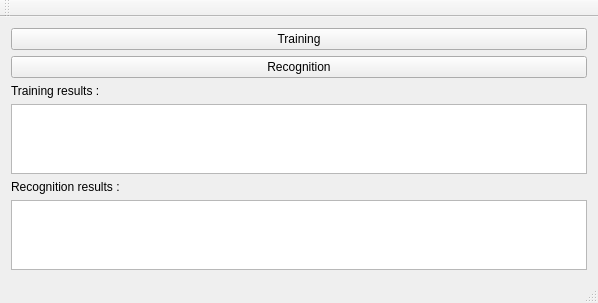
Old version of the form mainwindow.ui in the repository JuPrgn/NNumberRec.
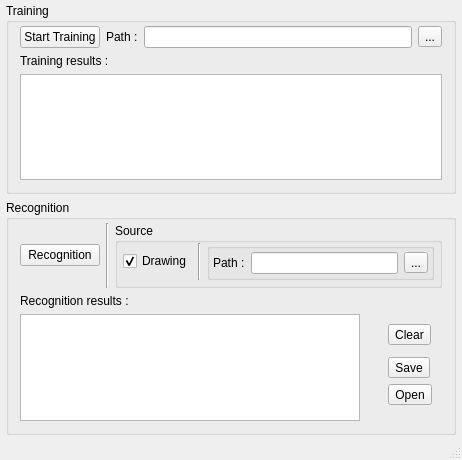
New version of the form.

Commit message: Mix TINN example and scribble to work on manually digit numbers

```diff
--- a/mainwindow.ui
+++ b/mainwindow.ui
@@ -6,8 +6,8 @@
    <rect>
     <x>0</x>
     <y>0</y>
-    <width>598</width>
-    <height>278</height>
+    <width>462</width>
+    <height>460</height>
    </rect>
   </property>
   <property name="windowTitle">
@@ -15,38 +15,273 @@
   </property>
   <widget class="QWidget" name="centralWidget">
    <layout class="QGridLayout" name="gridLayout">
-    <item row="5" column="0">
-     <widget class="QTextEdit" name="teResult"/>
-    </item>
-    <item row="3" column="0">
-     <widget class="QTextEdit" name="teTrainingResult"/>
-    </item>
-    <item row="2" column="0">
-     <widget class="QLabel" name="label">
-      <property name="text">
-       <string>Training results :</string>
-      </property>
-     </widget>
-    </item>
-    <item row="0" column="0">
-     <widget class="QPushButton" name="pbTraining">
-      <property name="text">
+    <property name="leftMargin">
+     <number>6</number>
+    </property>
+    <property name="topMargin">
+     <number>3</number>
+    </property>
+    <property name="rightMargin">
+     <number>6</number>
+    </property>
+    <property name="bottomMargin">
+     <number>3</number>
+    </property>
+    <item row="0" column="0" colspan="2">
+     <widget class="QGroupBox" name="groupBox">
+      <property name="title">
        <string>Training</string>
       </property>
+      <layout class="QGridLayout" name="gridLayout_2">
+       <property name="topMargin">
+        <number>3</number>
+       </property>
+       <item row="2" column="0">
+        <widget class="QTextEdit" name="teTrainingResult"/>
+       </item>
+       <item row="0" column="0">
+        <layout class="QHBoxLayout" name="horizontalLayout">
+         <property name="leftMargin">
+          <number>0</number>
+         </property>
+         <property name="topMargin">
+          <number>0</number>
+         </property>
+         <item>
+          <widget class="QPushButton" name="pbTraining">
+           <property name="text">
+            <string>Start Training</string>
+           </property>
+          </widget>
+         </item>
+         <item>
+          <widget class="QLabel" name="label_4">
+           <property name="text">
+            <string>Path :</string>
+           </property>
+          </widget>
+         </item>
+         <item>
+          <widget class="QLineEdit" name="leTrain"/>
+         </item>
+         <item>
+          <widget class="QToolButton" name="tbBrowseTrain">
+           <property name="text">
+            <string>...</string>
+           </property>
+          </widget>
+         </item>
+        </layout>
+       </item>
+       <item row="1" column="0">
+        <widget class="QLabel" name="label">
+         <property name="text">
+          <string>Training results :</string>
+         </property>
+        </widget>
+       </item>
+      </layout>
      </widget>
     </item>
-    <item row="1" column="0">
-     <widget class="QPushButton" name="pbRecognition">
-      <property name="text">
+    <item row="1" column="0" colspan="2">
+     <widget class="QGroupBox" name="groupBox_2">
+      <property name="title">
        <string>Recognition</string>
       </property>
-     </widget>
-    </item>
-    <item row="4" column="0">
-     <widget class="QLabel" name="label_2">
-      <property name="text">
-       <string>Recognition results :</string>
-      </property>
+      <layout class="QGridLayout" name="gridLayout_3">
+       <property name="topMargin">
+        <number>3</number>
+       </property>
+       <item row="1" column="0">
+        <widget class="QLabel" name="label_2">
+         <property name="text">
+          <string>Recognition results :</string>
+         </property>
+        </widget>
+       </item>
+       <item row="2" column="0">
+        <widget class="QTextEdit" name="teResult"/>
+       </item>
+       <item row="2" column="2">
+        <layout class="QGridLayout" name="gridLayout_4">
+         <property name="leftMargin">
+          <number>5</number>
+         </property>
+         <property name="topMargin">
+          <number>5</number>
+         </property>
+         <property name="rightMargin">
+          <number>5</number>
+         </property>
+         <property name="bottomMargin">
+          <number>5</number>
+         </property>
+         <item row="0" column="0" rowspan="2">
+          <layout class="QHBoxLayout" name="hlScribble">
+           <property name="leftMargin">
+            <number>3</number>
+           </property>
+           <property name="topMargin">
+            <number>3</number>
+           </property>
+           <property name="rightMargin">
+            <number>3</number>
+           </property>
+           <property name="bottomMargin">
+            <number>3</number>
+           </property>
+          </layout>
+         </item>
+         <item row="0" column="1">
+          <layout class="QVBoxLayout" name="verticalLayout">
+           <property name="leftMargin">
+            <number>5</number>
+           </property>
+           <property name="topMargin">
+            <number>5</number>
+           </property>
+           <property name="rightMargin">
+            <number>5</number>
+           </property>
+           <property name="bottomMargin">
+            <number>5</number>
+           </property>
+           <item>
+            <widget class="QToolButton" name="tbClear">
+             <property name="text">
+              <string>Clear</string>
+             </property>
+            </widget>
+           </item>
+           <item>
+            <spacer name="verticalSpacer">
+             <property name="orientation">
+              <enum>Qt::Vertical</enum>
+             </property>
+             <property name="sizeHint" stdset="0">
+              <size>
+               <width>20</width>
+               <height>40</height>
+              </size>
+             </property>
+            </spacer>
+           </item>
+           <item>
+            <widget class="QToolButton" name="tbSave">
+             <property name="text">
+              <string>Save</string>
+             </property>
+            </widget>
+           </item>
+           <item>
+            <widget class="QToolButton" name="tbOpen">
+             <property name="text">
+              <string>Open</string>
+             </property>
+            </widget>
+           </item>
+          </layout>
+         </item>
+        </layout>
+       </item>
+       <item row="0" column="0" colspan="3">
+        <layout class="QHBoxLayout" name="horizontalLayout_2">
+         <property name="topMargin">
+          <number>0</number>
+         </property>
+         <item>
+          <widget class="QPushButton" name="pbRecognition">
+           <property name="text">
+            <string>Recognition</string>
+           </property>
+          </widget>
+         </item>
+         <item>
+          <widget class="Line" name="line_2">
+           <property name="orientation">
+            <enum>Qt::Vertical</enum>
+           </property>
+          </widget>
+         </item>
+         <item>
+          <widget class="QGroupBox" name="groupBox_3">
+           <property name="title">
+            <string>Source</string>
+           </property>
+           <layout class="QGridLayout" name="gridLayout_5">
+            <property name="leftMargin">
+             <number>5</number>
+            </property>
+            <property name="topMargin">
+             <number>0</number>
+            </property>
+            <property name="rightMargin">
+             <number>5</number>
+            </property>
+            <property name="bottomMargin">
+             <number>5</number>
+            </property>
+            <item row="0" column="1">
+             <widget class="Line" name="line">
+              <property name="orientation">
+               <enum>Qt::Vertical</enum>
+              </property>
+             </widget>
+            </item>
+            <item row="0" column="0">
+             <widget class="QCheckBox" name="ckbDrawing">
+              <property name="text">
+               <string>Drawing</string>
+              </property>
+              <property name="checked">
+               <bool>true</bool>
+              </property>
+             </widget>
+            </item>
+            <item row="0" column="2">
+             <widget class="QGroupBox" name="groupBox_4">
+              <property name="title">
+               <string/>
+              </property>
+              <layout class="QGridLayout" name="gridLayout_6">
+               <property name="leftMargin">
+                <number>3</number>
+               </property>
+               <property name="topMargin">
+                <number>3</number>
+               </property>
+               <property name="rightMargin">
+                <number>3</number>
+               </property>
+               <property name="bottomMargin">
+                <number>3</number>
+               </property>
+               <item row="0" column="0">
+                <widget class="QLabel" name="label_3">
+                 <property name="text">
+                  <string>Path :</string>
+                 </property>
+                </widget>
+               </item>
+               <item row="0" column="1">
+                <widget class="QLineEdit" name="leReco"/>
+               </item>
+               <item row="0" column="2">
+                <widget class="QToolButton" name="tbBrowseReco">
+                 <property name="text">
+                  <string>...</string>
+                 </property>
+                </widget>
+               </item>
+              </layout>
+             </widget>
+            </item>
+           </layout>
+          </widget>
+         </item>
+        </layout>
+       </item>
+      </layout>
      </widget>
     </item>
    </layout>
@@ -61,14 +296,6 @@
     </rect>
    </property>
   </widget>
-  <widget class="QToolBar" name="mainToolBar">
-   <attribute name="toolBarArea">
-    <enum>TopToolBarArea</enum>
-   </attribute>
-   <attribute name="toolBarBreak">
-    <bool>false</bool>
-   </attribute>
-  </widget>
   <widget class="QStatusBar" name="statusBar"/>
  </widget>
  <layoutdefault spacing="6" margin="11"/>
```
Left out of the diff: 2 changed lines with no effect on the pictures. The commit also changes 5 other files.
